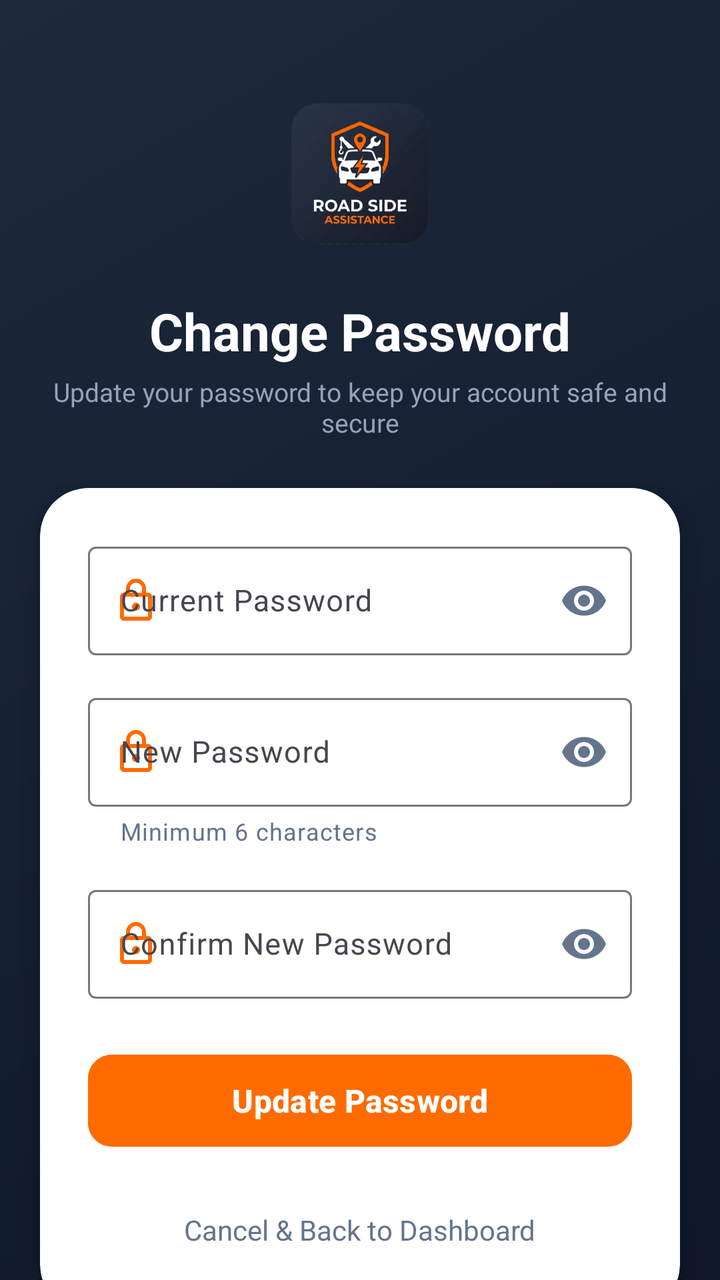
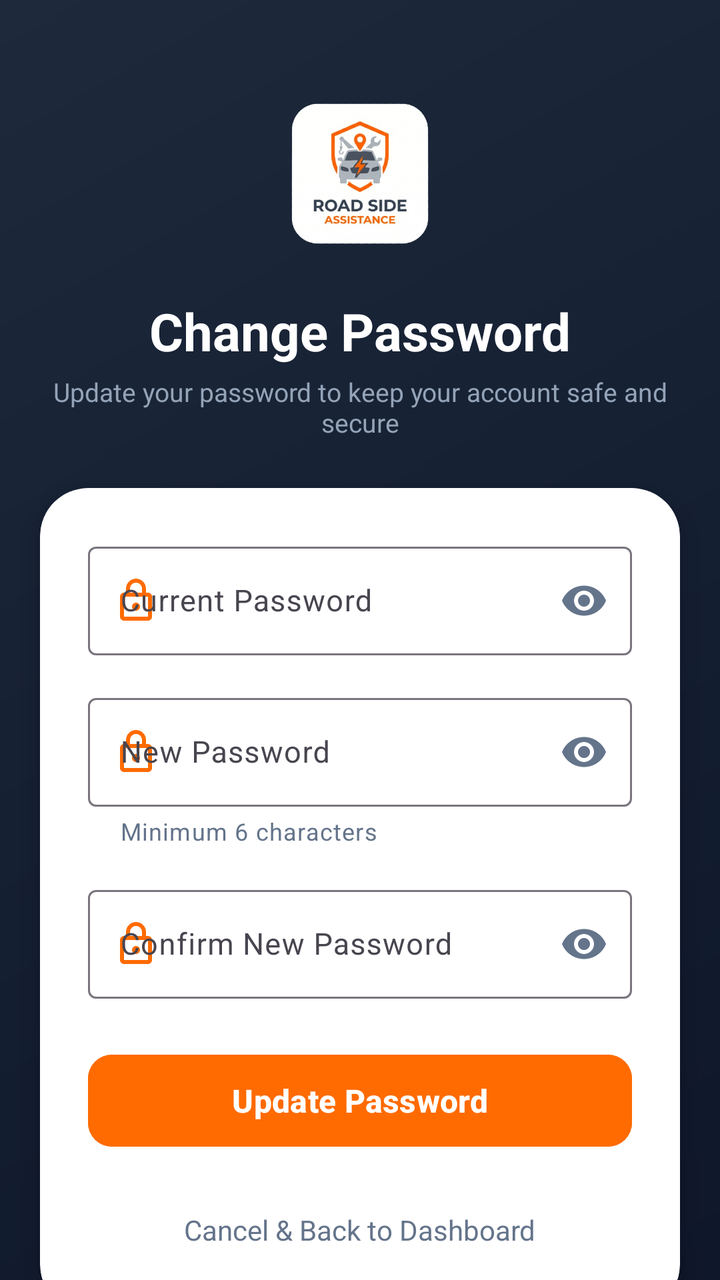

Screens rendered from an Android XML layout before and after an edit, with the pre-edit source and the edit as a unified diff.
<!-- AndroidManifest.xml: application theme Theme.RoadSideAssistance -->
<!-- res/layout/activity_change_password.xml -->
<?xml version="1.0" encoding="utf-8"?>
<androidx.coordinatorlayout.widget.CoordinatorLayout xmlns:android="http://schemas.android.com/apk/res/android"
    xmlns:app="http://schemas.android.com/apk/res-auto"
    xmlns:tools="http://schemas.android.com/tools"
    android:id="@+id/main"
    android:layout_width="match_parent"
    android:layout_height="match_parent"
    android:background="@drawable/splash_bg_gradient"
    tools:context=".ChangePasswordActivity">

    <androidx.core.widget.NestedScrollView
        android:layout_width="match_parent"
        android:layout_height="match_parent"
        android:fillViewport="true">

        <LinearLayout
            android:layout_width="match_parent"
            android:layout_height="wrap_content"
            android:orientation="vertical"
            android:paddingBottom="32dp">

            
            <LinearLayout
                android:layout_width="match_parent"
                android:layout_height="wrap_content"
                android:gravity="center"
                android:orientation="vertical"
                android:paddingStart="24dp"
                android:paddingTop="36dp"
                android:paddingEnd="24dp"
                android:paddingBottom="20dp">

                <ImageView
                    android:id="@+id/imgLogo"
                    android:layout_width="100dp"
                    android:layout_height="100dp"
                    android:adjustViewBounds="true"
                    android:contentDescription="@string/app_name"
                    android:scaleType="fitCenter"
                    android:src="@drawable/logo" />

                <TextView
                    android:layout_width="wrap_content"
                    android:layout_height="wrap_content"
                    android:layout_marginTop="12dp"
                    android:text="Change Password"
                    android:textColor="@color/text_white"
                    android:textSize="26sp"
                    android:textStyle="bold" />

                <TextView
                    android:layout_width="wrap_content"
                    android:layout_height="wrap_content"
                    android:layout_marginTop="4dp"
                    android:gravity="center"
                    android:text="Update your password to keep your account safe and secure"
                    android:textColor="@color/text_muted"
                    android:textSize="13sp" />

            </LinearLayout>

            
            <com.google.android.material.card.MaterialCardView
                android:layout_width="match_parent"
                android:layout_height="wrap_content"
                android:layout_marginStart="20dp"
                android:layout_marginTop="4dp"
                android:layout_marginEnd="20dp"
                android:layout_marginBottom="16dp"
                app:cardBackgroundColor="@color/card_bg"
                app:cardCornerRadius="24dp"
                app:cardElevation="8dp"
                app:strokeWidth="0dp">

                <LinearLayout
                    android:layout_width="match_parent"
                    android:layout_height="wrap_content"
                    android:orientation="vertical"
                    android:padding="24dp">

                    
                    <com.google.android.material.textfield.TextInputLayout
                        android:id="@+id/tilCurrentPassword"
                        style="@style/Widget.Material3.TextInputLayout.OutlinedBox"
                        android:layout_width="match_parent"
                        android:layout_height="wrap_content"
                        android:hint="Current Password"
                        app:endIconMode="password_toggle"
                        app:endIconTint="@color/icon_tint"
                        app:startIconDrawable="@drawable/ic_lock"
                        app:startIconTint="@color/primary_orange">

                        <com.google.android.material.textfield.TextInputEditText
                            android:id="@+id/etCurrentPassword"
                            android:layout_width="match_parent"
                            android:layout_height="wrap_content"
                            android:inputType="textPassword"
                            android:maxLines="1"
                            android:textSize="15sp" />

                    </com.google.android.material.textfield.TextInputLayout>

                    
                    <com.google.android.material.textfield.TextInputLayout
                        android:id="@+id/tilNewPassword"
                        style="@style/Widget.Material3.TextInputLayout.OutlinedBox"
                        android:layout_width="match_parent"
                        android:layout_height="wrap_content"
                        android:layout_marginTop="16dp"
                        android:hint="New Password"
                        app:endIconMode="password_toggle"
                        app:endIconTint="@color/icon_tint"
                        app:helperText="Minimum 6 characters"
                        app:helperTextTextColor="@color/text_secondary"
                        app:startIconDrawable="@drawable/ic_lock"
                        app:startIconTint="@color/primary_orange">

                        <com.google.android.material.textfield.TextInputEditText
                            android:id="@+id/etNewPassword"
                            android:layout_width="match_parent"
                            android:layout_height="wrap_content"
                            android:inputType="textPassword"
                            android:maxLines="1"
                            android:textSize="15sp" />

                    </com.google.android.material.textfield.TextInputLayout>

                    
                    <com.google.android.material.textfield.TextInputLayout
                        android:id="@+id/tilConfirmPassword"
                        style="@style/Widget.Material3.TextInputLayout.OutlinedBox"
                        android:layout_width="match_parent"
                        android:layout_height="wrap_content"
                        android:layout_marginTop="16dp"
                        android:hint="Confirm New Password"
                        app:endIconMode="password_toggle"
                        app:endIconTint="@color/icon_tint"
                        app:startIconDrawable="@drawable/ic_lock"
                        app:startIconTint="@color/primary_orange">

                        <com.google.android.material.textfield.TextInputEditText
                            android:id="@+id/etConfirmPassword"
                            android:layout_width="match_parent"
                            android:layout_height="wrap_content"
                            android:inputType="textPassword"
                            android:maxLines="1"
                            android:textSize="15sp" />

                    </com.google.android.material.textfield.TextInputLayout>

                    
                    <com.google.android.material.button.MaterialButton
                        android:id="@+id/btnUpdatePassword"
                        android:layout_width="match_parent"
                        android:layout_height="54dp"
                        android:layout_marginTop="24dp"
                        android:backgroundTint="@color/primary_orange"
                        android:text="Update Password"
                        android:textColor="@color/text_white"
                        android:textSize="16sp"
                        android:textStyle="bold"
                        app:cornerRadius="12dp" />

                    
                    <ProgressBar
                        android:id="@+id/progressBar"
                        android:layout_width="wrap_content"
                        android:layout_height="wrap_content"
                        android:layout_gravity="center"
                        android:layout_marginTop="16dp"
                        android:indeterminateTint="@color/primary_orange"
                        android:visibility="gone" />

                    
                    <TextView
                        android:id="@+id/tvBackToMain"
                        android:layout_width="wrap_content"
                        android:layout_height="wrap_content"
                        android:layout_gravity="center"
                        android:layout_marginTop="20dp"
                        android:padding="8dp"
                        android:text="Cancel &amp; Back to Dashboard"
                        android:textColor="@color/text_secondary"
                        android:textSize="14sp" />

                </LinearLayout>

            </com.google.android.material.card.MaterialCardView>

        </LinearLayout>

    </androidx.core.widget.NestedScrollView>

</androidx.coordinatorlayout.widget.CoordinatorLayout>
<!-- resources referenced by this layout -->
<resources>
  <color name="card_bg">#FFFFFF</color>
  <color name="icon_tint">#64748B</color>
  <color name="primary_orange">#FF6B00</color>
  <color name="text_muted">#94A3B8</color>
  <color name="text_secondary">#64748B</color>
  <color name="text_white">#FFFFFF</color>
  <!-- drawable ic_lock (drawable) -->
  <vector xmlns:android="http://schemas.android.com/apk/res/android"
      android:width="24dp"
      android:height="24dp"
      android:viewportWidth="24"
      android:viewportHeight="24">
    <path
        android:fillColor="@color/icon_tint"
        android:pathData="M18,8h-1V6c0,-2.76 -2.24,-5 -5,-5S7,3.24 7,6v2H6c-1.1,0 -2,0.9 -2,2v10c0,1.1 0.9,2 2,2h12c1.1,0 2,-0.9 2,-2V10c0,-1.1 -0.9,-2 -2,-2zM9,6c0,-1.66 1.34,-3 3,-3s3,1.34 3,3v2H9V6zM18,20H6V10h12v10zM12,13c-1.1,0 -2,0.9 -2,2s0.9,2 2,2 2,-0.9 2,-2 -0.9,-2 -2,-2z"/>
  </vector>
  <!-- drawable logo: png bitmap (drawable, 157854 bytes) -->
  <!-- drawable splash_bg_gradient (drawable) -->
  <?xml version="1.0" encoding="utf-8"?>
  <shape xmlns:android="http://schemas.android.com/apk/res/android"
      android:shape="rectangle">
      <gradient
          android:angle="135"
          android:startColor="@color/splash_bg_start"
          android:centerColor="#152033"
          android:endColor="@color/splash_bg_end"
          android:type="linear" />
  </shape>
  <string name="app_name">Roadside Assistance</string>
  <style name="Theme.RoadSideAssistance" parent="Base.Theme.RoadSideAssistance" />
  <color name="splash_bg_start">#0F172A</color>
  <color name="splash_bg_end">#1E293B</color>
  <style name="Base.Theme.RoadSideAssistance" parent="Theme.Material3.DayNight.NoActionBar">
          
          
      </style>
</resources>

<!-- the commit's change to res/layout/activity_change_password.xml (unified diff, before → after) -->
@@ -37,7 +37,7 @@
                     android:adjustViewBounds="true"
                     android:contentDescription="@string/app_name"
                     android:scaleType="fitCenter"
-                    android:src="@drawable/logo" />
+                    android:src="@drawable/logo_new" />
 
                 <TextView
                     android:layout_width="wrap_content"
<!-- resource entries referenced after the edit -->
@@ -16,7 +16,7 @@
         android:fillColor="@color/icon_tint"
         android:pathData="M18,8h-1V6c0,-2.76 -2.24,-5 -5,-5S7,3.24 7,6v2H6c-1.1,0 -2,0.9 -2,2v10c0,1.1 0.9,2 2,2h12c1.1,0 2,-0.9 2,-2V10c0,-1.1 -0.9,-2 -2,-2zM9,6c0,-1.66 1.34,-3 3,-3s3,1.34 3,3v2H9V6zM18,20H6V10h12v10zM12,13c-1.1,0 -2,0.9 -2,2s0.9,2 2,2 2,-0.9 2,-2 -0.9,-2 -2,-2z"/>
   </vector>
-  <!-- drawable logo: png bitmap (drawable, 157854 bytes) -->
+  <!-- drawable logo_new: png bitmap (drawable, 132657 bytes) -->
   <!-- drawable splash_bg_gradient (drawable) -->
   <?xml version="1.0" encoding="utf-8"?>
   <shape xmlns:android="http://schemas.android.com/apk/res/android"
